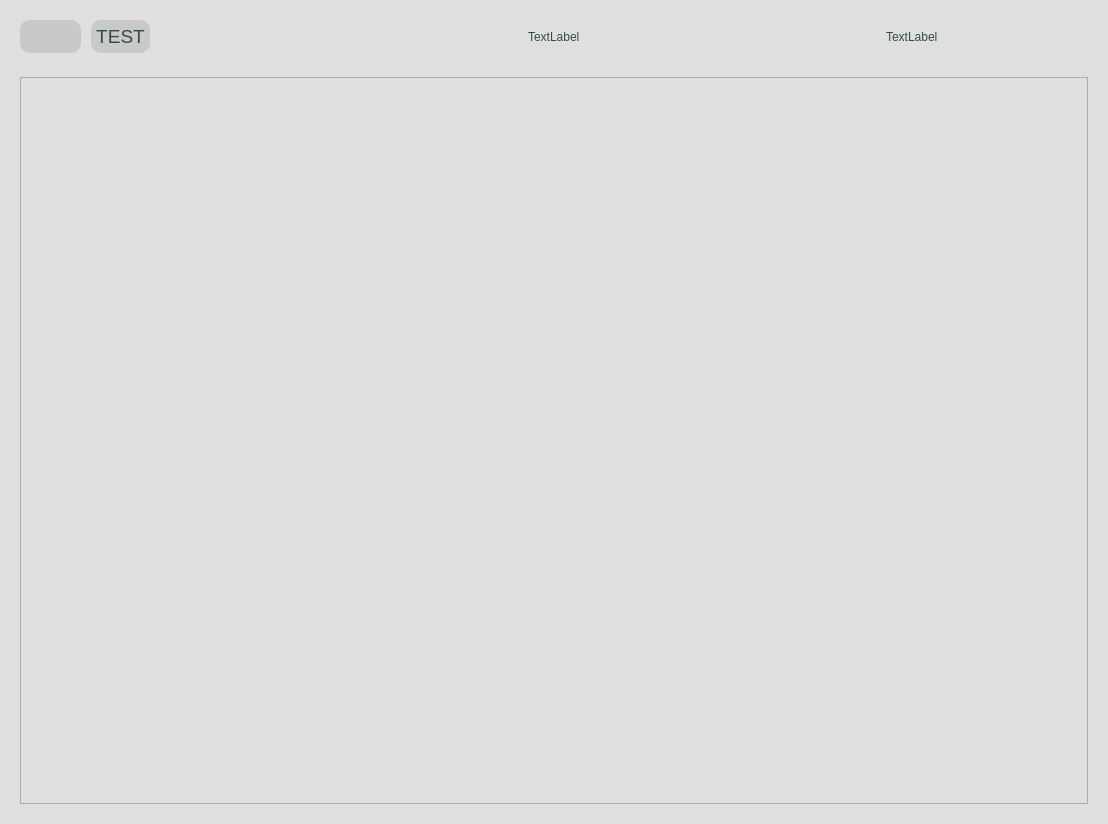
The window that app/ui/widgets/workersPageCustomWidget.ui (DevilPhp/WorkSalary.v01) describes before a commit, drawn with Qt 5.
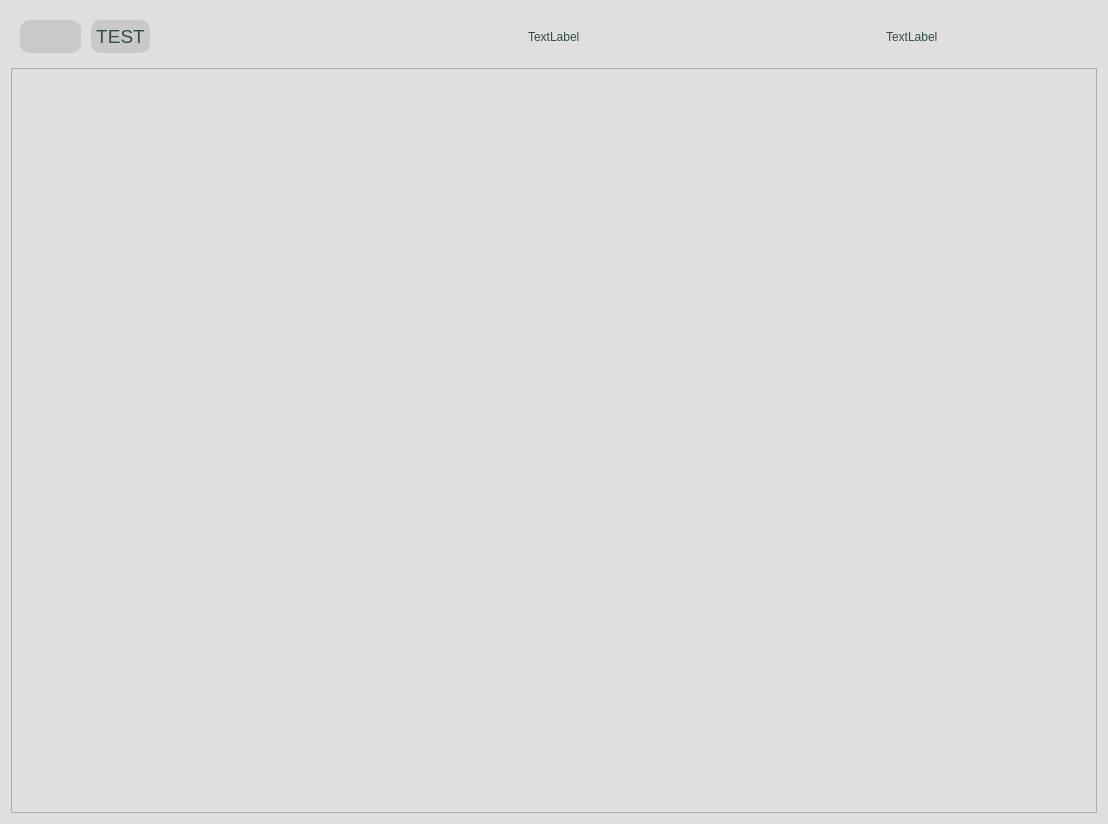
The same window after the commit. Icons and pictures are not drawn.

The edit to the form file:
```diff
--- a/app/ui/widgets/workersPageCustomWidget.ui
+++ b/app/ui/widgets/workersPageCustomWidget.ui
@@ -144,16 +144,48 @@
    <item>
     <widget class="QWidget" name="widget" native="true">
      <layout class="QVBoxLayout" name="verticalLayout_2">
+      <property name="spacing">
+       <number>0</number>
+      </property>
+      <property name="leftMargin">
+       <number>0</number>
+      </property>
+      <property name="topMargin">
+       <number>0</number>
+      </property>
+      <property name="rightMargin">
+       <number>0</number>
+      </property>
+      <property name="bottomMargin">
+       <number>0</number>
+      </property>
       <item>
        <widget class="QTableView" name="tableView">
         <property name="styleSheet">
          <string notr="true">QHeaderView:section{
-	font: 700 10pt &quot;Segoe UI&quot;;
-	selection-background-color: rgba(50, 75, 76, 50);
+	font: 700 10.5pt &quot;Segoe UI&quot;;
+	background-color: #dfdfdf;
+	padding-left: 10px;
+	padding-top:10px;
+	padding-right:10px;
+	selection-background-color: #7f7f7f;
 }
-
-QAbstractItemView:item::hover, QHeaderView::section:hover{
-	background-color: rgba(6, 132, 136, 10);
+QVerticalView:section{
+	min-height: 30;
+}
+QAbstractItemView{
+	alternate-background-color: #d3d3d3;
+	font: 10.5pt &quot;Segoe UI&quot;;
+	selection-background-color: rgba(198, 228, 254, 45);
+	selection-color: #324b4c;
+}
+QAbstractItemView:item{
+	selection-background-color: rgba(198, 228, 254, 45);
+	selection-color: #324b4c;
+}
+            
+QAbstractItemView::item:selected{
+	background-color: rgba(198, 228, 254, 45);
 }</string>
         </property>
         <property name="alternatingRowColors">
@@ -172,13 +204,13 @@
          </size>
         </property>
         <property name="showGrid">
-         <bool>true</bool>
+         <bool>false</bool>
         </property>
         <property name="cornerButtonEnabled">
          <bool>false</bool>
         </property>
         <attribute name="verticalHeaderVisible">
-         <bool>true</bool>
+         <bool>false</bool>
         </attribute>
        </widget>
       </item>
```
Left out of the diff: 2 changed lines with no effect on the pictures.
